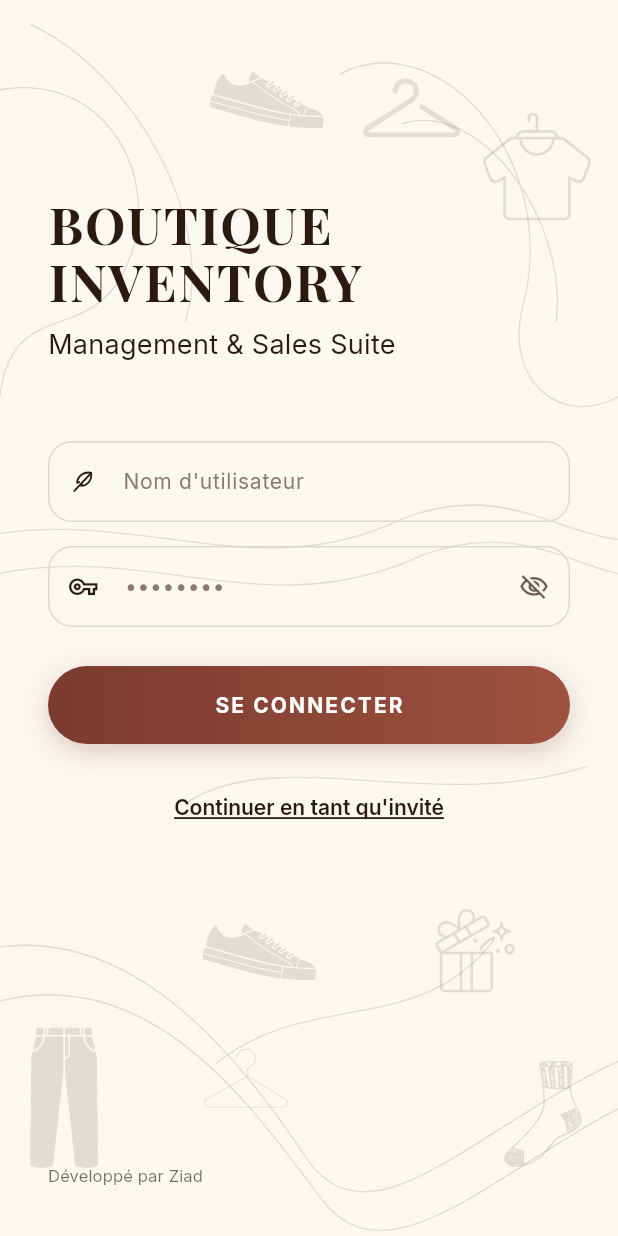
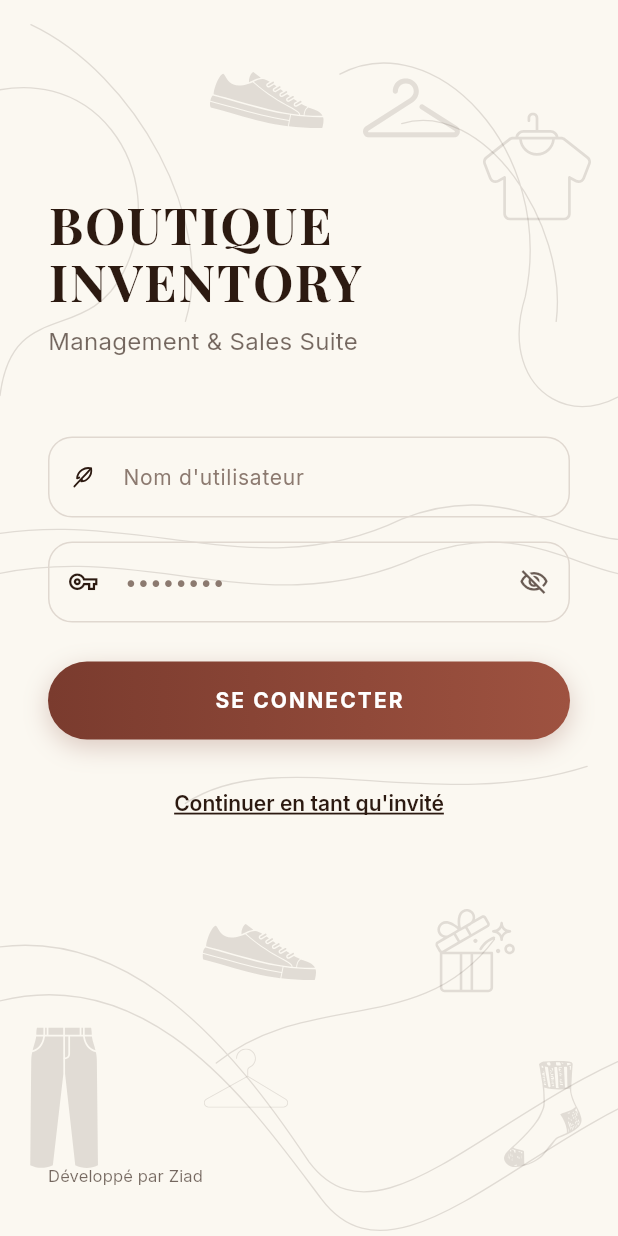
Before and after one commit to myopenducks/Yacine-Halab, a Flutter app: the screen it shows after launch, on a phone screen of 412 x 824 dp. Run offline on Flutter 3.47's test engine with Material 3 defaults, Android fonts, the phone set to English and light mode, and no system bars; our stand-ins replace dio, flutter_riverpod, flutter_secure_storage, flutter_svg, go_router, google_fonts and 2 more.

Commit message:
feat(mobile): generate APK launcher icons from images.svg + force light theme + clean login UI

```diff
--- a/clothing-store/mobile/lib/features/auth/presentation/login_screen.dart
+++ b/clothing-store/mobile/lib/features/auth/presentation/login_screen.dart
@@ -293,9 +293,9 @@ class _LoginScreenState extends ConsumerState<LoginScreen> {
                               Text(
                                 'Management & Sales Suite',
                                 style: GoogleFonts.inter(
-                                  fontSize: 18.0,
+                                  fontSize: 16.0,
                                   fontWeight: FontWeight.w400,
-                                  color: _deepEspresso,
+                                  color: _deepEspresso.withValues(alpha: 0.65),
                                   letterSpacing: 0.2,
                                 ),
                               ),
--- a/clothing-store/mobile/lib/main.dart
+++ b/clothing-store/mobile/lib/main.dart
@@ -17,7 +17,6 @@ class ClothingStoreApp extends ConsumerWidget {
   @override
   Widget build(BuildContext context, WidgetRef ref) {
     final router = ref.watch(routerProvider);
-    final themeMode = ref.watch(themeModeProvider);
     final locale = ref.watch(localeProvider);
 
     return MaterialApp.router(
@@ -25,7 +24,7 @@ class ClothingStoreApp extends ConsumerWidget {
       debugShowCheckedModeBanner: false,
       theme: AppTheme.light(),
       darkTheme: AppTheme.dark(),
-      themeMode: themeMode,
+      themeMode: ThemeMode.light, // Boutique is always light
       locale: locale,
       supportedLocales: const [
         Locale('fr'),
```
Also changed, not shown: clothing-store/mobile/assets/icon/app_icon.png, clothing-store/mobile/assets/icon/images.svg (added), 32 other files.
